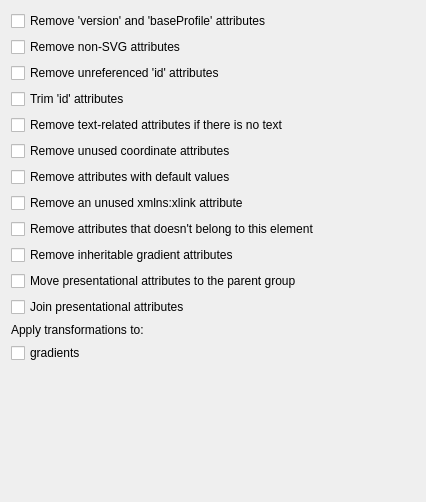
This is src/preferences/attributespage.ui in RazrFalcon/svgcleaner-gui as Qt 5 draws it before an edit. The edited form follows.
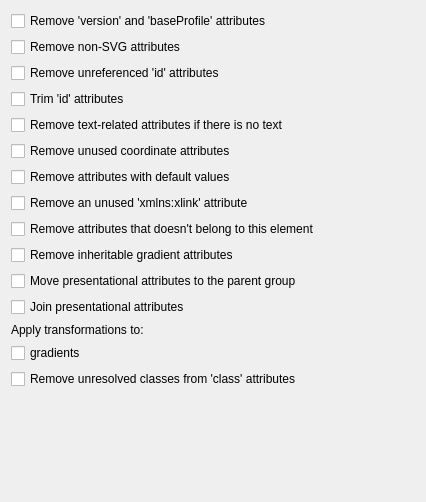
This is the edited form. Custom widgets are drawn as their Qt base class.

```diff
--- a/src/preferences/attributespage.ui
+++ b/src/preferences/attributespage.ui
@@ -66,7 +66,7 @@
    <item>
     <widget class="QCheckBox" name="chBoxXmlnsXlink">
      <property name="text">
-      <string>Remove an unused xmlns:xlink attribute</string>
+      <string>Remove an unused 'xmlns:xlink' attribute</string>
      </property>
     </widget>
    </item>
@@ -116,6 +116,13 @@
      </item>
     </layout>
    </item>
+   <item>
+    <widget class="QCheckBox" name="chBoxRemoveUnresolvedClasses">
+     <property name="text">
+      <string>Remove unresolved classes from 'class' attributes</string>
+     </property>
+    </widget>
+   </item>
    <item>
     <spacer name="verticalSpacer">
      <property name="orientation">
```
